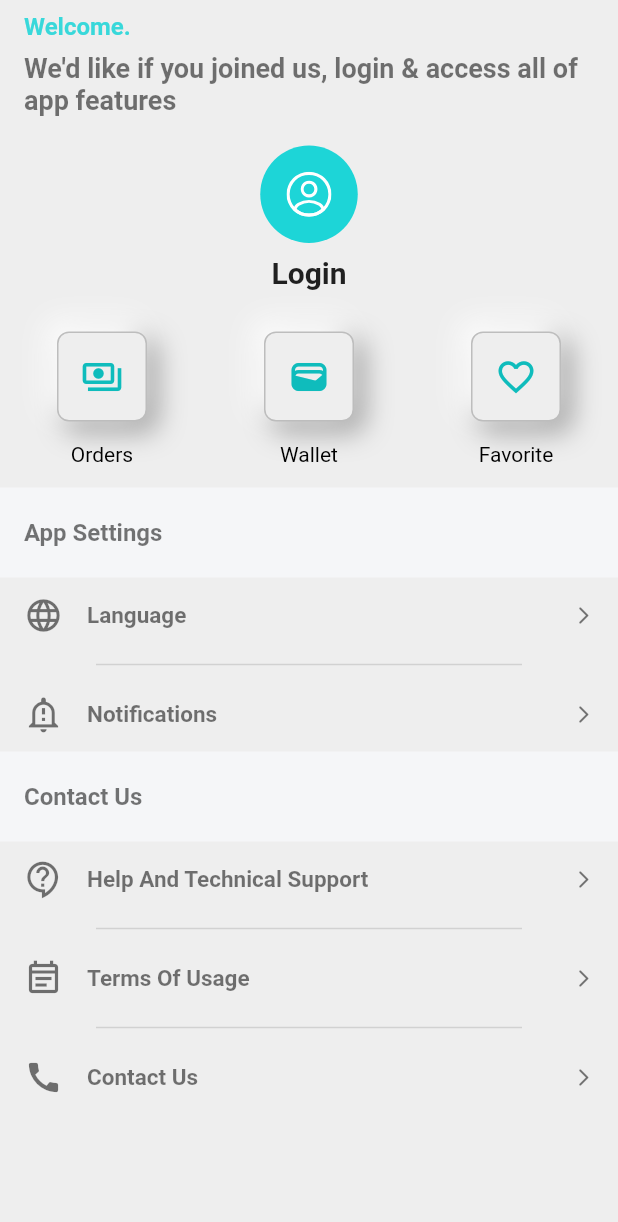
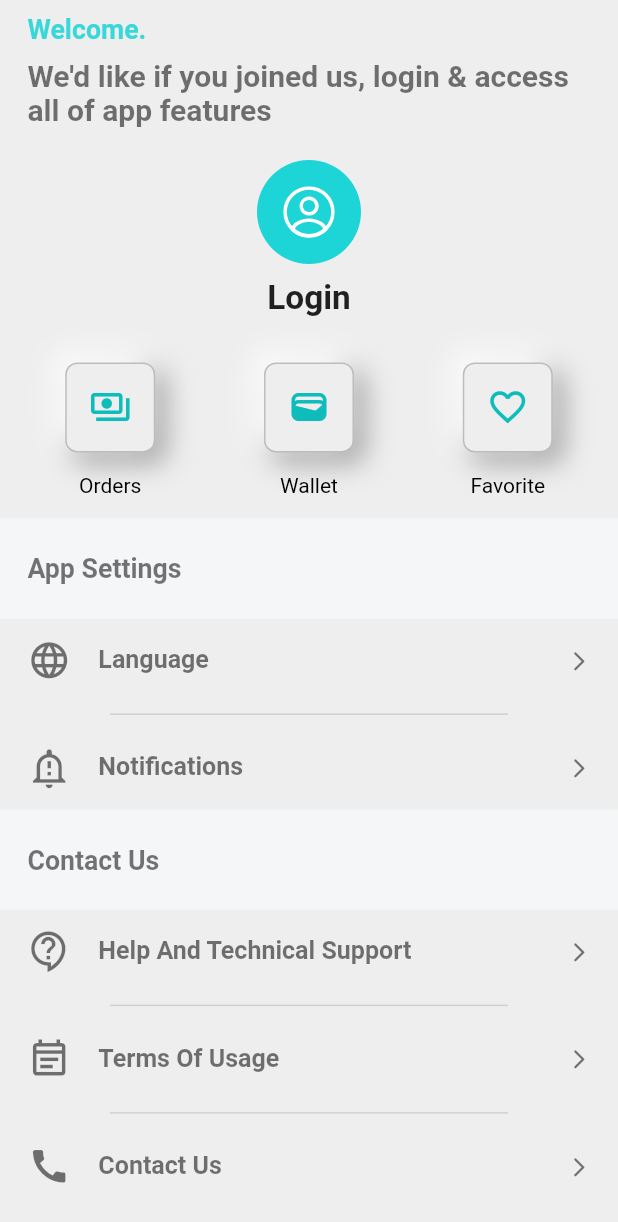
Before and after one commit to ksalehalali/market, a Flutter app: the Account screen opened directly, on a phone screen of 412 x 824 dp. Shown: the top 1222 px of the screen. Run offline on Flutter 3.47's test engine with Material 2 defaults, Android fonts, the phone set to English and light mode, and no system bars; our stand-ins replace cached_network_image, carousel_pro, device_preview, flutter_cache_manager, flutter_screenutil, flutter_svg and 15 more; missing offline and left inert: my_fatoorah; accounts and stored records are empty; network calls fail.

Commit message:
responsive ui not finish

```diff
--- /dev/null
+++ b/lib/core/enums/device_type.dart
@@ -0,0 +1,4 @@
+enum DeviceType{
+  Mobile,
+  Tablet
+}
--- a/lib/views/screens/home/account.dart
+++ b/lib/views/screens/home/account.dart
@@ -18,6 +18,8 @@ import '../../widgets/new_button.dart';
 import '../auth/register.dart';
 import '../order/my_orders.dart';
 import '../wallet/wallet_screen.dart';
+import 'package:flutter_screenutil/flutter_screenutil.dart';
+
 
 class Account extends StatefulWidget {
   Account({Key? key}) : super(key: key);
@@ -51,33 +53,33 @@ class _AccountState extends State<Account> {
             children: [
               // WELCOME
               Container(
-                padding: EdgeInsets.symmetric(horizontal: 16.0),
+                padding: EdgeInsets.symmetric(horizontal: 16.0.w),
                 child: accountController.isLoggedIn.value == false ?
                 Column(
                   crossAxisAlignment: CrossAxisAlignment.start,
                   mainAxisAlignment: MainAxisAlignment.center,
                   children: [
-                    SizedBox(height: 8.0,),
+                    SizedBox(height: 8.0.h,),
                     // WELCOME
                     Text(
                       "Welcome.",
                       style: TextStyle(
-                        fontSize: 16,
+                        fontSize: 16.sp,
                         fontWeight: FontWeight.bold,
                         color: Color.fromRGBO(56, 216, 218, 1.0),
                       ),
                     ),
-                    SizedBox(height: 8.0,),
+                    SizedBox(height: 8.0.h,),
                     // JOIN US
                     Text(
                       "We'd like if you joined us, login & access all of app features",
                       style: TextStyle(
-                          fontSize: 18,
+                          fontSize: 18.sp,
                           fontWeight: FontWeight.bold,
                           color: Colors.black54
                       ),
                     ),
-                    SizedBox(height: 16.0,),
+                    SizedBox(height: 16.0.h,),
                     Center(
                       child: InkWell(
                         onTap: () {
@@ -96,14 +98,14 @@ class _AccountState extends State<Account> {
                                 ),
                                 child: SvgPicture.asset(
                                   "${assetsIconDir}user.svg",
-                                  width: 30,
+                                  width: 30.w,
                                 ),
                               ),
-                              SizedBox(height: 8.0,),
+                              SizedBox(height: 8.0.h,),
                               Text(
                                 "Login",
                                 style: TextStyle(
-                                    fontSize: 20,
+                                    fontSize: 20.sp,
                                     fontWeight: FontWeight.bold,
                                     color: Colors.black87
                                 ),
@@ -113,7 +115,7 @@ class _AccountState extends State<Account> {
                         ),
                       ),
                     ),
-                    SizedBox(height: 16.0,),
+                    SizedBox(height: 16.0.h,),
 
                   ],
                 ) :
@@ -121,32 +123,32 @@ class _AccountState extends State<Account> {
                   crossAxisAlignment: CrossAxisAlignment.start,
                   mainAxisAlignment: MainAxisAlignment.center,
                   children: [
-                    SizedBox(height: 8.0,),
+                    SizedBox(height: 8.0.h,),
                     Text(
                       "Welcome.",
                       style: TextStyle(
-                        fontSize: 13,
+                        fontSize: 13.sp,
                         fontWeight: FontWeight.bold,
                         color: Color.fromRGBO(56, 216, 218, 1.0),
                       ),
                     ),
-                    SizedBox(height: 8.0),
+                    SizedBox(height: 8.0.h),
                     Text(
                       accountController.username.value,
                       style: TextStyle(
-                          fontSize: 15,
+                          fontSize: 15.sp,
                           fontWeight: FontWeight.bold,
                           color: Colors.black54
                       ),
                     ),
-                    SizedBox(height: 16.0,),
+                    SizedBox(height: 16.0.h,),
                   ],
                 ),
               ),
-              SizedBox(height: 8,),
+              SizedBox(height: 8.h,),
 
               Padding(
-                padding: const EdgeInsets.symmetric(horizontal: 38.0),
+                padding:  EdgeInsets.symmetric(horizontal: 38.0.w),
                 child: NeuButton(onTap: (){
                   setState(() {
                     if(btnPressed == true){
@@ -239,16 +241,16 @@ class _AccountState extends State<Account> {
 
                     },
                     child: Container(
-                      height: 60,
+                      height: 60.h,
                       color: Color.fromRGBO(245, 246, 248, 1.0),
-                      padding: EdgeInsets.symmetric(horizontal: 16.0),
+                      padding: EdgeInsets.symmetric(horizontal: 16.0.w),
                       child: Align(
                         alignment: Alignment.centerLeft, // Align however you like (i.e .centerRight, centerLeft)
                         child: Text(
                           "My Account",
                           textAlign: TextAlign.start,
                           style: TextStyle(
-                              fontSize: 16,
+                              fontSize: 16.sp,
                               color: Colors.black54,
                               fontWeight: FontWeight.bold
                           ),
@@ -259,7 +261,7 @@ class _AccountState extends State<Account> {
 
                   buildOptionRow("Personal File", Icons.account_circle_outlined),
                   Container(
-                    margin: EdgeInsets.symmetric(horizontal: 64.0),
+                    margin: EdgeInsets.symmetric(horizontal: 64.0.w),
                     child: Divider(
                       thickness: 1,
                     ),
@@ -276,16 +278,16 @@ class _AccountState extends State<Account> {
               Container(),
               // APP SETTINGS
               Container(
-                height: 60,
+                height: 60.h,
                 color: Color.fromRGBO(245, 246, 248, 1.0),
-                padding: EdgeInsets.symmetric(horizontal: 16.0),
+                padding: EdgeInsets.symmetric(horizontal: 16.0.w),
                 child: Align(
                   alignment: Alignment.centerLeft, // Align however you like (i.e .centerRight, centerLeft)
                   child: Text(
                     "App Settings",
                     textAlign: TextAlign.start,
                     style: TextStyle(
-                        fontSize: 16,
+                        fontSize: 16.sp,
                         color: Colors.black54,
                         fontWeight: FontWeight.bold
                     ),
@@ -294,7 +296,7 @@ class _AccountState extends State<Account> {
               ),
               buildOptionRow("Language", Icons.language),
               Container(
-                margin: EdgeInsets.symmetric(horizontal: 64.0),
+                margin: EdgeInsets.symmetric(horizontal: 64.0.w),
                 child: Divider(
                   thickness: 1,
                 ),
@@ -302,16 +304,16 @@ class _AccountState extends State<Account> {
               buildOptionRow("Notifications", Icons.notification_important_outlined),
               // CONTACT US
               Container(
-                height: 60,
+                height: 60.h,
                 color: Color.fromRGBO(245, 246, 248, 1.0),
-                padding: EdgeInsets.symmetric(horizontal: 16.0),
+                padding: EdgeInsets.symmetric(horizontal: 16.0.w),
                 child: Align(
                   alignment: Alignment.centerLeft, // Align however you like (i.e .centerRight, centerLeft)
                   child: Text(
                     "Contact Us",
                     textAlign: TextAlign.start,
                     style: TextStyle(
-                        fontSize: 16,
+                        fontSize: 16.sp,
                         color: Colors.black54,
                         fontWeight: FontWeight.bold
                     ),
@@ -320,14 +322,14 @@ class _AccountState extends State<Account> {
               ),
               buildOptionRow("Help And Technical Support", Icons.contact_support_outlined),
               Container(
-                margin: EdgeInsets.symmetric(horizontal: 64.0),
+                margin: EdgeInsets.symmetric(horizontal: 64.0.w),
                 child: Divider(
                   thickness: 1,
                 ),
               ),
               buildOptionRow("Terms Of Usage", Icons.event_note_outlined),
               Container(
-                margin: EdgeInsets.symmetric(horizontal: 64.0),
+                margin: EdgeInsets.symmetric(horizontal: 64.0.w),
                 child: Divider(
                   thickness: 1,
                 ),
@@ -336,9 +338,9 @@ class _AccountState extends State<Account> {
               accountController.isLoggedIn.value != false ?
               // LOGOUT
               Container(
-                height: 70,
+                height: 70.h,
                 color: Color.fromRGBO(245, 246, 248, 1.0),
-                padding: EdgeInsets.symmetric(horizontal: 16.0),
+                padding: EdgeInsets.symmetric(horizontal: 16.0.w),
                 child: GestureDetector(
                   onTap: () {
                     // TODO: logout
@@ -348,15 +350,15 @@ class _AccountState extends State<Account> {
                   child: Row(
                     mainAxisAlignment: MainAxisAlignment.start,
                     children: [
-                      Icon(Icons.close, color: Colors.red, size: 30,),
-                      SizedBox(width: 16.0,),
+                      Icon(Icons.close, color: Colors.red, size: 30.sp,),
+                      SizedBox(width: 16.0.w,),
                       Align(
                         alignment: Alignment.centerLeft, // Align however you like (i.e .centerRight, centerLeft)
                         child: Text(
                           "Sign Out",
                           textAlign: TextAlign.start,
                           style: TextStyle(
-                              fontSize: 16,
+                              fontSize: 16.sp,
                               color: Colors.red,
                               fontWeight: FontWeight.bold
                           ),
@@ -376,27 +378,27 @@ class _AccountState extends State<Account> {
 
   Container buildOptionRow(String optionText, IconData optionIcon) {
     return Container(
-      height: 50,
-      padding: EdgeInsets.symmetric(horizontal: 16.0),
+      height: 50.h,
+      padding: EdgeInsets.symmetric(horizontal: 16.0.w),
       child: Row(
         crossAxisAlignment: CrossAxisAlignment.center,
         children: [
           Icon(
             optionIcon,
-            size: 26,
+            size: 26.sp,
             color: Colors.black54,
           ),
-          SizedBox(width: 16,),
+          SizedBox(width: 16.w,),
           Text(
             optionText,
             style: TextStyle(
-                fontSize: 15,
+                fontSize: 15.sp,
                 color: Colors.black54,
                 fontWeight: FontWeight.bold
             ),
           ),
           Spacer(),
-          Icon(Icons.arrow_forward_ios_rounded, size: 14, color: Colors.black54,),
+          Icon(Icons.arrow_forward_ios_rounded, size: 14.sp, color: Colors.black54,),
         ],
       ),
     );
--- a/pubspec.yaml
+++ b/pubspec.yaml
@@ -60,6 +60,8 @@ dependencies:
   shimmer: ^2.0.0
   flutter_native_splash:
   device_preview: ^1.1.0
+  flutter_screenutil: ^5.5.3+2
+
 
 dev_dependencies:
   flutter_test:
```
Also changed, not shown: lib/core/funcs.dart (added, +17 -0 lines), lib/core/info_widget.dart (added, +27 -0 lines), lib/main.dart (+8 -1 lines), lib/models/device_info.dart (added, +19 -0 lines), lib/views/screens/categories/categories_screen.dart (+26 -25 lines), lib/views/screens/home/home.dart (+80 -69 lines), lib/views/screens/offers_screen.dart (+40 -38 lines), pubspec.lock.
